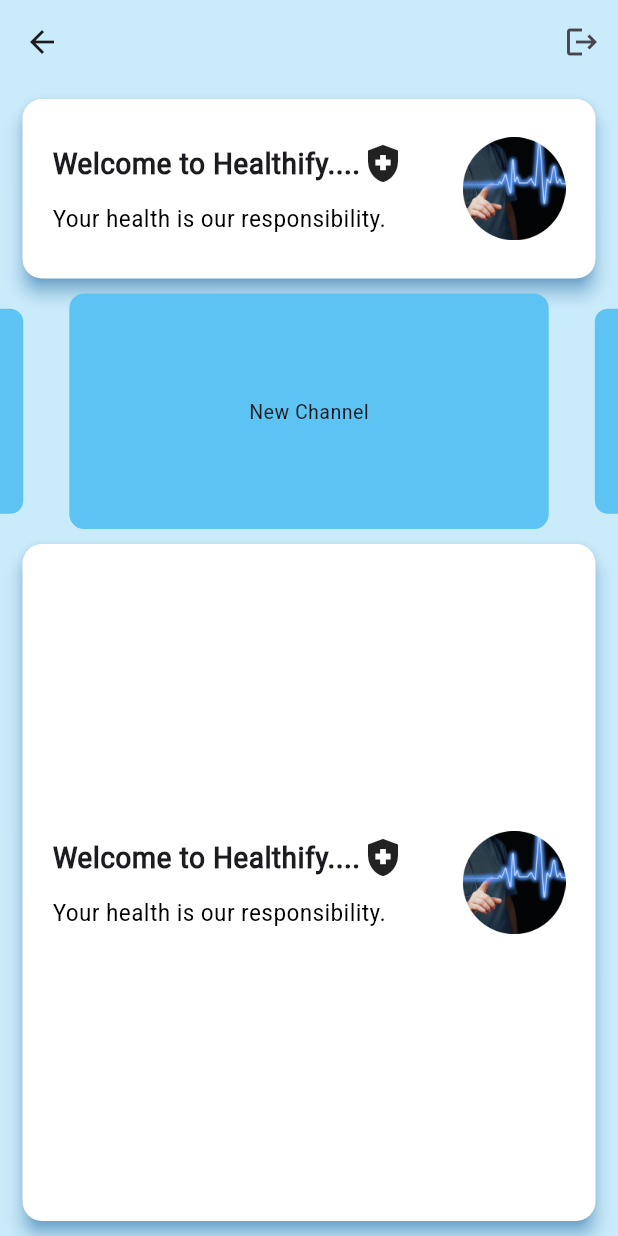
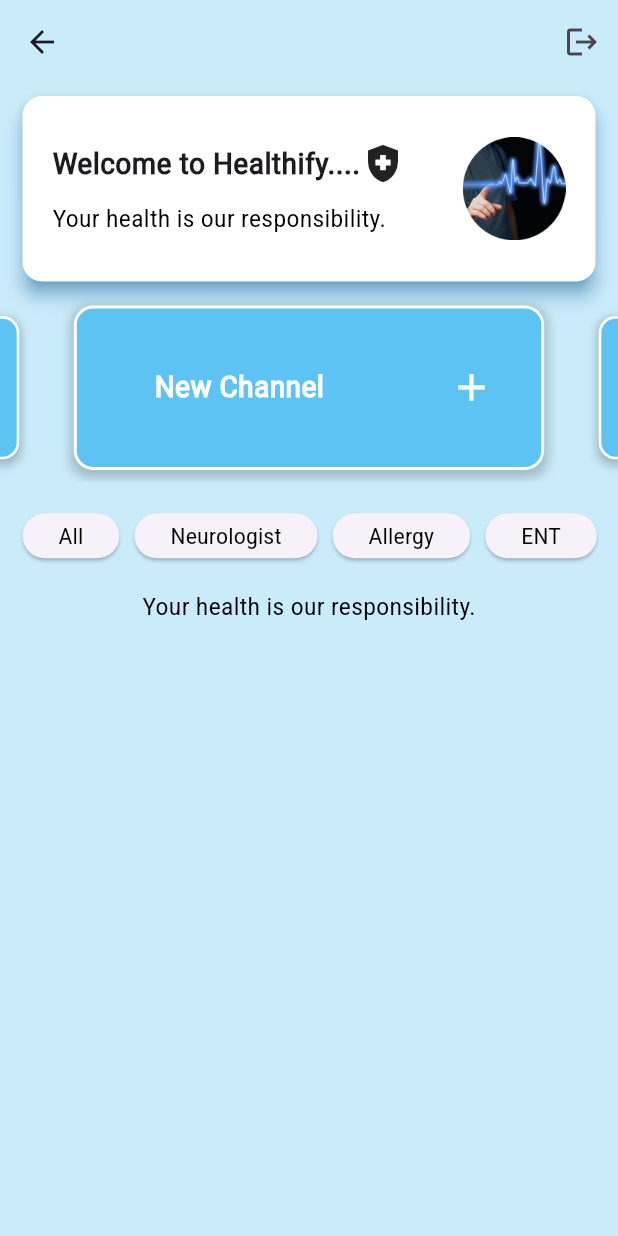
Before and after one commit to chamodlw/firebasic, a Flutter app: the HomePage screen opened by its route, on a phone screen of 412 x 824 dp. Run offline on Flutter 3.47's test engine with Material 3 defaults, Android fonts, the phone set to English and light mode, and no system bars; drawn by our look-alikes of carousel_slider; our stand-ins replace auto_route, firebase_auth, firebase_core; accounts and stored records are empty.

Commit message:
work now

```diff
--- /dev/null
+++ b/lib/components/bottom_scroll.dart
@@ -0,0 +1,59 @@
+import 'package:fire2/styles/styles.dart';
+import 'package:flutter/material.dart';
+
+class BottomScroll extends StatelessWidget {
+  BottomScroll({super.key});
+
+  final List<String> items = <String>['All', 'Neurologist', 'Allergy', 'ENT', 'Urologist', 'Others'];
+
+  @override
+  Widget build(BuildContext context) {
+    return Scaffold(
+      backgroundColor: Color.fromARGB(255, 202, 235, 250),
+      body: Center(
+        child: Column(
+          children: [
+            Expanded(
+                flex: 2,
+                child: Column(
+                  mainAxisAlignment: MainAxisAlignment.center,
+                  children: [
+                   Row(
+                    mainAxisAlignment: MainAxisAlignment.center,
+                    children: [
+                       Expanded(
+                       child: Container(
+                        margin: const EdgeInsets.symmetric(horizontal: 10),
+                         height: 40,
+                         child: ListView(
+                         scrollDirection: Axis.horizontal,
+                         children: [
+                            for (var item in items)
+                              Padding(
+                                padding: const EdgeInsets.all(5.0),
+                                child: ElevatedButton(
+                                  onPressed: () {},
+                                  child: Text(item, style: Styles.text11),
+                                ),
+                              ),
+                         ],
+                         ),
+                       ),
+                       ),
+
+                   ]),
+                  ],
+                )),
+            Expanded(
+              flex: 12,
+              child: Text(
+                'Your health is our responsibility.',
+                style: Styles.text1,
+              ),
+            ),
+          ],
+        ),
+      ),
+    );
+  }
+}
--- a/lib/components/section_scroller.dart
+++ b/lib/components/section_scroller.dart
@@ -7,21 +7,80 @@
 
   @override
   Widget build(BuildContext context) {
+    final List<Map<String, dynamic>> items = [
+      {
+        'title': 'New Channel',
+        'icon': Icons.add_outlined,
+
+      },
+      {
+        'title': 'Channel History',
+        'icon': Icons.view_list_outlined,
+      },
+      {
+        'title': 'Contact Us',
+        'icon': Icons.contact_support_outlined,
+      },
+    ];
     return Container(
       child: CarouselSlider(
-          items: ['New Channel', 'Channel History', 'Contact Us'].map((e) {
+          items: items.map((item) {
             return Container(
               width: MediaQuery.of(context).size.width,
-              margin: EdgeInsets.symmetric(horizontal: 5),
-              decoration: BoxDecoration(
+              margin: EdgeInsets.symmetric(horizontal: 8, vertical: 8),
+                decoration: BoxDecoration(
                 color: Color.fromARGB(255, 93, 195, 242),
-                borderRadius: BorderRadius.circular(10),
+                borderRadius: BorderRadius.circular(13),
+                boxShadow: [
+                  BoxShadow(
+                  color: Colors.black.withOpacity(0.2),
+                  spreadRadius: 2,
+                  blurRadius: 5,
+                  offset: Offset(0, 3),
+                  ),
+                ],
+                border: Border.all(
+                  color: Colors.white,
+                  width: 2,
+                ),
+                ),
+              child: Column(
+                mainAxisAlignment: MainAxisAlignment.center,
+                children: [
+                  Row(
+                    mainAxisAlignment: MainAxisAlignment.center,
+                    children: [
+                      Expanded(
+                        flex: 7,
+                        child: Column(
+                            mainAxisAlignment: MainAxisAlignment.center,
+                            children: [
+                              Text(
+                                item['title'],
+                                style: TextStyle(
+                                  color: Colors.white,
+                                  fontSize: 20,
+                                  fontWeight: FontWeight.bold,
+                                ),
+                              ),
+                            ]),
+                      ),
+                      Expanded(
+                        flex: 3,
+                        child: Icon(
+                          item['icon'],
+                          color: Colors.white,
+                          size: 30,
+                        ),
+                      ),
+                    ],
+                  ),
+                ],
               ),
-              child: Center(child: Text("$e")),
             );
           }).toList(),
           options: CarouselOptions(
-            height: 300,
+            height: 150,
             aspectRatio: 16 / 9,
             viewportFraction: 0.8,
             initialPage: 0,
--- a/lib/components/titlecard.dart
+++ b/lib/components/titlecard.dart
@@ -7,7 +7,7 @@
   @override
   Widget build(BuildContext context) {
     return Card(
-      margin: const EdgeInsets.symmetric(horizontal: 15, vertical: 10),
+      margin: const EdgeInsets.symmetric(horizontal: 15, vertical: 8),
       shape: RoundedRectangleBorder(
         borderRadius: BorderRadius.circular(13),
       ),
--- a/lib/homepage.dart
+++ b/lib/homepage.dart
@@ -1,9 +1,9 @@
 // homepage.dart
 import 'package:auto_route/auto_route.dart';
+import 'package:fire2/components/bottom_scroll.dart';
 import 'package:fire2/components/section_scroller.dart';
 import 'package:flutter/material.dart';
 import '../components/show_alert.dart';
-import '../styles/styles.dart';
 import 'package:fire2/components/titlecard.dart';
 
 @RoutePage()
@@ -44,10 +44,10 @@
                     ),
                   ),
                   Expanded(
-                    flex: 6,
+                    flex: 8,
                     child: Center(
-                      child: TitleCard(),
-                    ),
+                      child: BottomScroll(),
+                    )
                   ),
                 ],
               ),
--- a/lib/login.dart
+++ b/lib/login.dart
@@ -22,10 +22,10 @@
   Future<void> handleLogin() async {
 
     try {
-      // await _auth.signInWithEmailAndPassword(
-      //   email: _emailController.text.trim(),
-      //   password: _passwordController.text.trim(),
-      // );
+      await _auth.signInWithEmailAndPassword(
+        email: _emailController.text.trim(),
+        password: _passwordController.text.trim(),
+      );
       print('Logged in successfully');
       AutoRouter.of(context).push(const HomeRoute());
     } catch (e) {
--- a/lib/styles/styles.dart
+++ b/lib/styles/styles.dart
@@ -24,7 +24,10 @@
     fontSize: 16,
     color: Colors.black,
   );
-
+  static const TextStyle text11 = TextStyle(
+    fontSize: 15,
+    color: Colors.black,
+  );
   static const TextStyle text2 = TextStyle(
     fontSize: 13,
     color: Colors.black,
```
